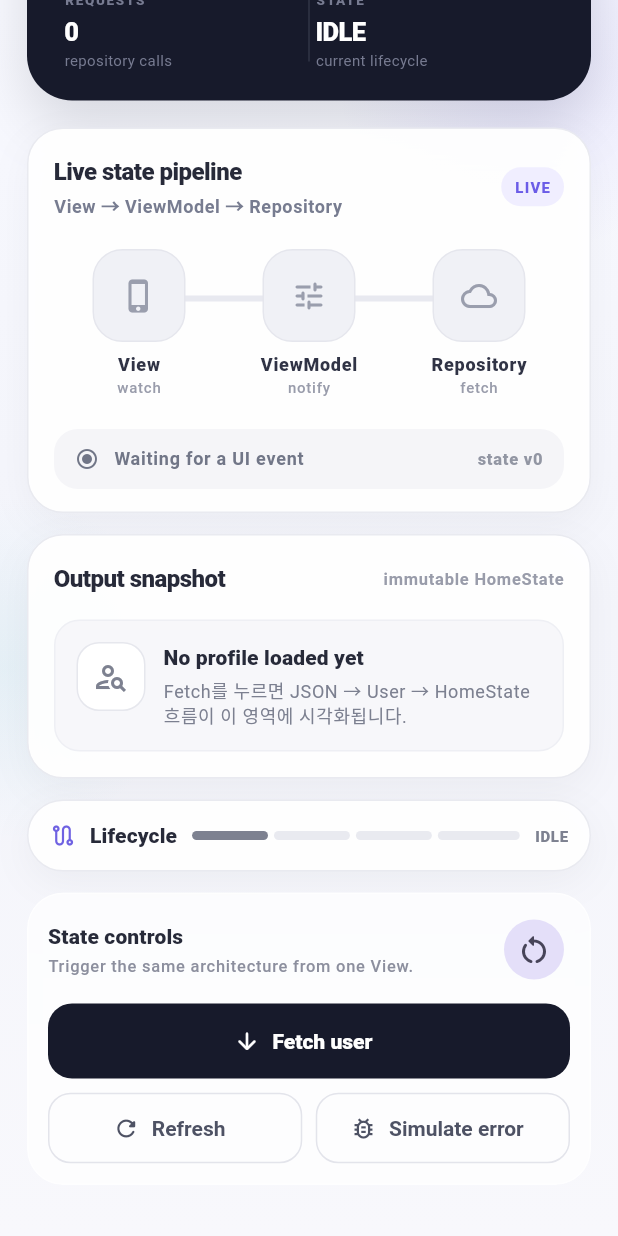
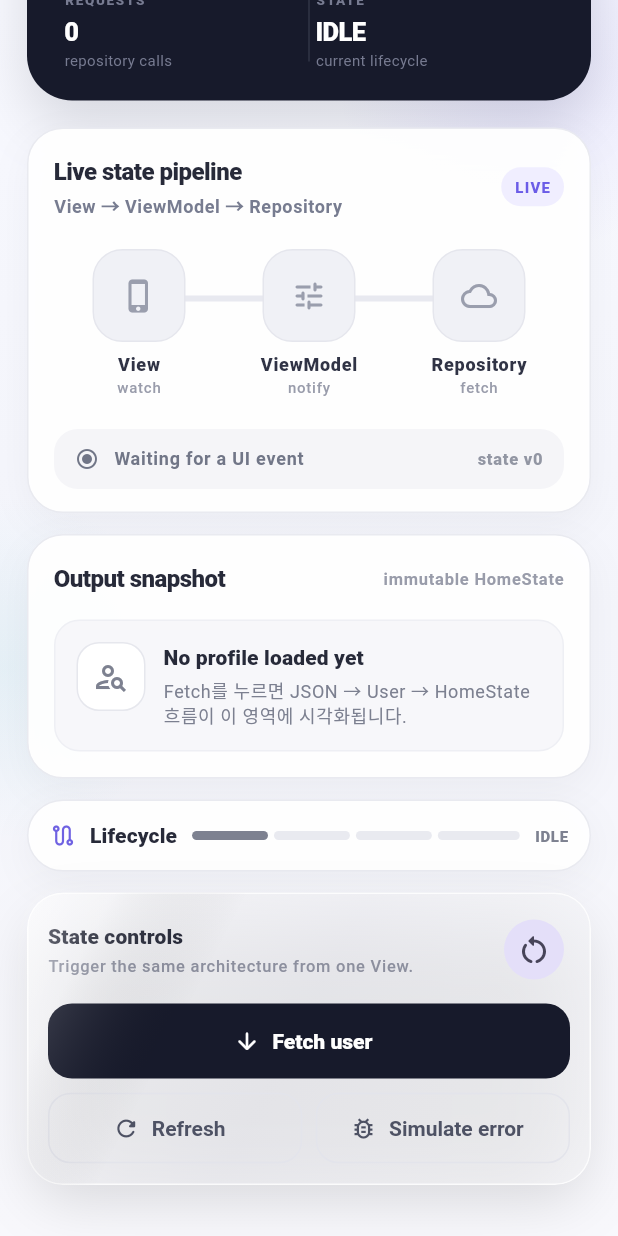
Before and after one commit to oosuhada/flutter_riverpod_mvvm, a Flutter app: the screen it shows after launch, scrolled down 306 dp, on a phone screen of 412 x 824 dp. Run offline on Flutter 3.47's test engine with Material 3 defaults, Android fonts, the phone set to English and light mode, and no system bars; our stand-ins replace flutter_riverpod.

Commit message:
Strengthen MVVM liquid glass action surface

```diff
--- a/lib/v2_glass.dart
+++ b/lib/v2_glass.dart
@@ -9,20 +9,92 @@ class AppGlassSurface extends StatelessWidget {
 
   @override
   Widget build(BuildContext context) {
-    final reduced = MediaQuery.maybeOf(context)?.highContrast ?? false;
-    final box = BoxDecoration(
-      color: Colors.white.withValues(alpha: reduced ? .96 : .72),
-      borderRadius: BorderRadius.circular(24),
-      border: Border.all(color: Colors.white.withValues(alpha: .7)),
+    final highContrast = MediaQuery.maybeOf(context)?.highContrast ?? false;
+    final theme = Theme.of(context);
+    final dark = theme.brightness == Brightness.dark;
+    final radius = BorderRadius.circular(24);
+    final base = dark ? const Color(0xFF25262D) : Colors.white;
+    final accent = Color.lerp(base, theme.colorScheme.primary, dark ? .16 : .11)!;
+    final topAlpha = highContrast ? (dark ? .96 : .98) : (dark ? .60 : .46);
+    final middleAlpha = highContrast ? (dark ? .94 : .96) : (dark ? .50 : .34);
+    final bottomAlpha = highContrast ? (dark ? .92 : .94) : (dark ? .42 : .26);
+
+    final body = Stack(
+      fit: StackFit.passthrough,
+      children: [
+        DecoratedBox(
+          decoration: BoxDecoration(
+            borderRadius: radius,
+            gradient: LinearGradient(
+              begin: Alignment.topLeft,
+              end: Alignment.bottomRight,
+              stops: const [0, .48, 1],
+              colors: [
+                base.withValues(alpha: topAlpha),
+                accent.withValues(alpha: middleAlpha),
+                base.withValues(alpha: bottomAlpha),
+              ],
+            ),
+            border: Border.all(
+              color: dark
+                  ? Colors.white.withValues(alpha: highContrast ? .34 : .28)
+                  : Colors.white.withValues(alpha: highContrast ? .96 : .80),
+              width: 1,
+            ),
+          ),
+          child: child,
+        ),
+        Positioned.fill(
+          child: IgnorePointer(
+            child: DecoratedBox(
+              decoration: BoxDecoration(
+                borderRadius: radius,
+                gradient: LinearGradient(
+                  begin: Alignment.topLeft,
+                  end: Alignment.center,
+                  stops: const [0, .24, .62],
+                  colors: [
+                    Colors.white.withValues(alpha: dark ? .16 : .38),
+                    Colors.white.withValues(alpha: dark ? .05 : .12),
+                    Colors.transparent,
+                  ],
+                ),
+              ),
+            ),
+          ),
+        ),
+      ],
     );
-    return ClipRRect(
-      borderRadius: BorderRadius.circular(24),
-      child: reduced
-          ? DecoratedBox(decoration: box, child: child)
+
+    final clipped = ClipRRect(
+      borderRadius: radius,
+      child: highContrast
+          ? body
           : BackdropFilter(
-              filter: ImageFilter.blur(sigmaX: 16, sigmaY: 16),
-              child: DecoratedBox(decoration: box, child: child),
+              filter: ImageFilter.blur(sigmaX: 22, sigmaY: 22),
+              child: body,
             ),
+    );
+
+    return DecoratedBox(
+      decoration: BoxDecoration(
+        borderRadius: radius,
+        boxShadow: [
+          BoxShadow(
+            color: Colors.black.withValues(alpha: dark ? .28 : .13),
+            blurRadius: 32,
+            spreadRadius: -4,
+            offset: const Offset(0, 14),
+          ),
+          BoxShadow(
+            color: Colors.white.withValues(alpha: dark ? .04 : .20),
+            blurRadius: 10,
+            spreadRadius: -5,
+            offset: const Offset(-4, -4),
+          ),
+        ],
+      ),
+      child: clipped,
     );
   }
 }
```
Also changed, not shown: .github/assets/portfolio/01-idle.png, .github/assets/portfolio/02-loading.png, .github/assets/portfolio/03-success.png, .github/assets/portfolio/04-error-retry.png.
